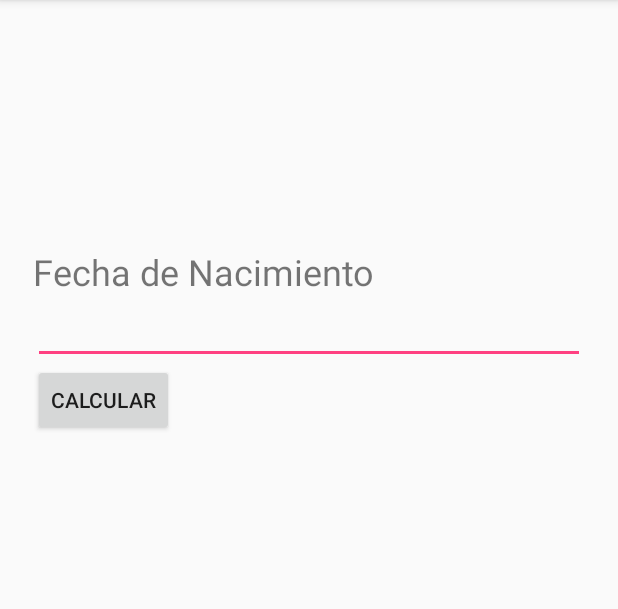
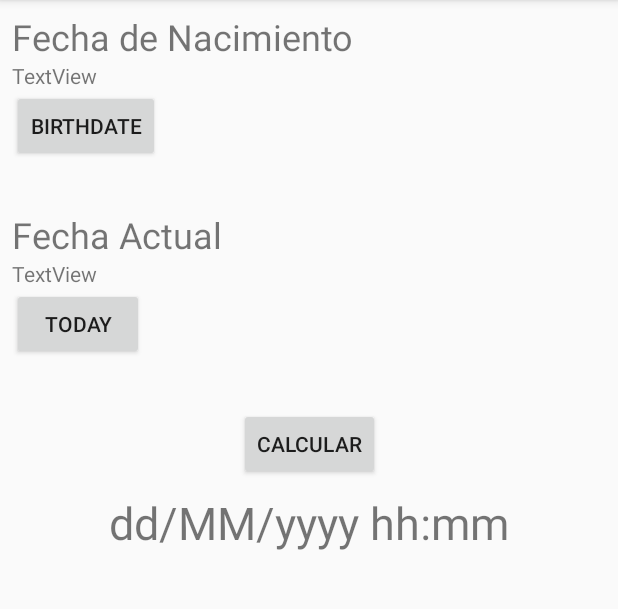
Before and after one commit to cuesto/prj-cursobasico-4, an Android app: the AgeCalculatorActivity screen opened directly, with no data from a screen before it, on a phone screen of 412 x 824 dp, the part 84-693 px from its top. Run offline under Robolectric (Android 15) with nearby library versions, the phone set to English and light mode, and no system bars.

Commit message:
New elements for Age calculation screen added

```diff
--- a/app/src/main/res/layout/activity_age_calculator.xml
+++ b/app/src/main/res/layout/activity_age_calculator.xml
@@ -6,22 +6,18 @@
     android:layout_height="match_parent"
     tools:context=".AgeCalculatorActivity">
 
-    <ScrollView
-        android:layout_width="368dp"
-        android:layout_height="495dp"
-        android:layout_marginBottom="8dp"
+
+    <LinearLayout
+        android:id="@+id/linearLayout"
+        android:layout_width="match_parent"
+        android:layout_height="wrap_content"
         android:layout_marginEnd="8dp"
         android:layout_marginStart="8dp"
-        android:layout_marginTop="64dp"
-        app:layout_constraintBottom_toBottomOf="parent"
+        android:layout_marginTop="8dp"
+        android:orientation="vertical"
         app:layout_constraintEnd_toEndOf="parent"
         app:layout_constraintStart_toStartOf="parent"
         app:layout_constraintTop_toTopOf="parent">
-
-        <LinearLayout
-            android:layout_width="match_parent"
-            android:layout_height="match_parent"
-            android:orientation="vertical" >
 
         <TextView
             android:id="@+id/textView2"
@@ -30,22 +26,81 @@
             android:text="Fecha de Nacimiento"
             android:textSize="24sp" />
 
-            <EditText
-                android:id="@+id/editText"
+        <TextView
+            android:id="@+id/date_display"
             android:layout_width="match_parent"
             android:layout_height="wrap_content"
-                android:ems="10"
-                android:inputType="date" />
+            android:text="TextView" />
+
+        <Button
+            android:id="@+id/date_pick"
+            android:layout_width="wrap_content"
+            android:layout_height="wrap_content"
+            android:text="BirthDate"
+            tools:layout_editor_absoluteX="137dp"
+            tools:layout_editor_absoluteY="121dp" />
+
+    </LinearLayout>
+
+    <LinearLayout
+        android:id="@+id/linearLayout2"
+        android:layout_width="match_parent"
+        android:layout_height="wrap_content"
+        android:layout_marginEnd="8dp"
+        android:layout_marginStart="8dp"
+        android:layout_marginTop="32dp"
+        android:orientation="vertical"
+        app:layout_constraintEnd_toEndOf="parent"
+        app:layout_constraintStart_toStartOf="parent"
+        app:layout_constraintTop_toBottomOf="@+id/linearLayout">
+
+        <TextView
+
+            android:layout_width="match_parent"
+            android:layout_height="wrap_content"
+            android:text="Fecha Actual"
+            android:textSize="24sp" />
+
+        <TextView
+            android:id="@+id/date_display1"
+            android:layout_width="match_parent"
+            android:layout_height="wrap_content"
+            android:text="TextView" />
+
+        <Button
+            android:id="@+id/date_pick1"
+            android:layout_width="wrap_content"
+            android:layout_height="wrap_content"
+            android:text="Today"
+            tools:layout_editor_absoluteX="137dp"
+            tools:layout_editor_absoluteY="121dp" />
+
+    </LinearLayout>
 
     <Button
         android:id="@+id/button"
         android:layout_width="wrap_content"
         android:layout_height="wrap_content"
+        android:layout_marginEnd="8dp"
+        android:layout_marginStart="8dp"
+        android:layout_marginTop="32dp"
         android:text="Calcular"
-                tools:layout_editor_absoluteX="137dp"
-                tools:layout_editor_absoluteY="121dp" />
+        app:layout_constraintEnd_toEndOf="parent"
+        app:layout_constraintStart_toStartOf="parent"
+        app:layout_constraintTop_toBottomOf="@+id/linearLayout2" />
 
-        </LinearLayout>
-    </ScrollView>
+    <TextView
+        android:id="@+id/date_time_display"
+        android:layout_width="wrap_content"
+        android:layout_height="wrap_content"
+        android:layout_marginEnd="8dp"
+        android:layout_marginStart="8dp"
+        android:layout_marginTop="8dp"
+        android:text="dd/MM/yyyy hh:mm"
+        android:textSize="30sp"
+        app:layout_constraintEnd_toEndOf="parent"
+        app:layout_constraintStart_toStartOf="parent"
+        app:layout_constraintTop_toBottomOf="@+id/button" />
+
 
 </android.support.constraint.ConstraintLayout>
```
Lines whose indentation alone changed are shown as unchanged.
